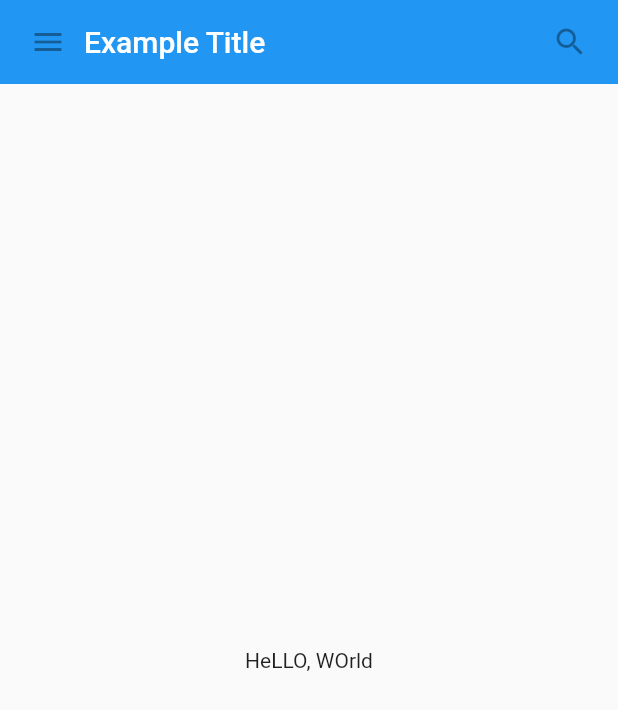
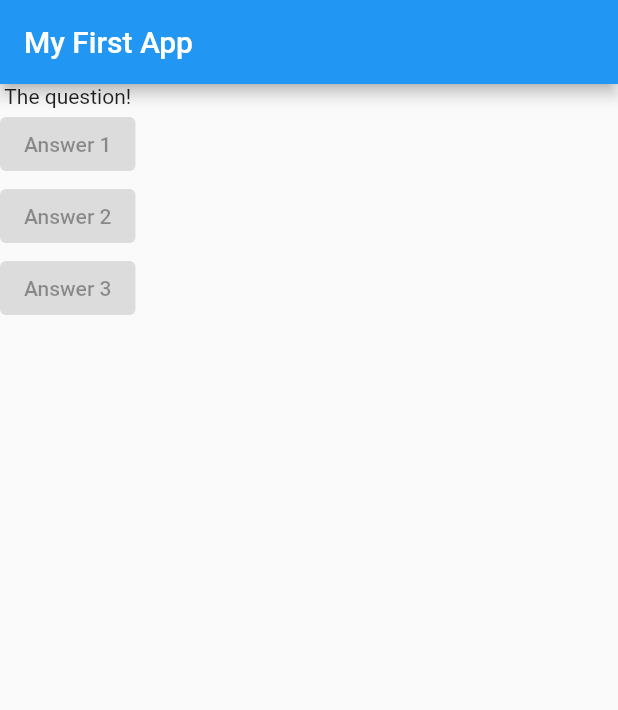
Before and after one commit to hieunugent/LearnFlutter, a Flutter app: the screen it shows after launch, on a phone screen of 412 x 824 dp. Shown: the top 710 px of the screen. Run offline on Flutter 3.47's test engine with Material 2 defaults, Android fonts, the phone set to English and light mode, and no system bars.

Commit message:
add the widget children

```diff
--- a/lib/main.dart
+++ b/lib/main.dart
@@ -1,71 +1,38 @@
-import 'package:flutter/cupertino.dart';
 import 'package:flutter/material.dart';
 
-class MyAppBar extends StatelessWidget {
-  const MyAppBar({required this.title, Key? key}) : super(key: key);
-  final Widget title;
-  @override
+void main() {
+  runApp(MyApp());
+}
+
+class MyApp extends StatelessWidget {
   Widget build(BuildContext context) {
-    return Container(
-      height: 56.0, // in logical pixels
-      padding: const EdgeInsets.symmetric(horizontal: 8.0),
-      decoration: BoxDecoration(color: Colors.blue[500]),
-      // Row is a horizontal, linear layout.
-      child: Row(
-        // <Widget> is the type of items in the list.
+    var question = [
+      'What\'s your favorite color',
+      'what\s your favorite animarl '
+    ];
+    return MaterialApp(
+      home: Scaffold(
+        appBar: AppBar(
+          title: Text('My First App'),
+        ),
+        body: Column(
           children: [
-          const IconButton(
-            icon: Icon(Icons.menu),
-            tooltip: 'Navigation menu',
-            onPressed: null, // null disables the button
+            Text('The question!'),
+            ElevatedButton(
+              child: Text('Answer 1'),
+              onPressed: null,
             ),
-          // Expanded expands its child
-          // to fill the available space.
-          Expanded(
-            child: title,
+            ElevatedButton(
+              child: Text('Answer 2'),
+              onPressed: null,
             ),
-          const IconButton(
-            icon: Icon(Icons.search),
-            tooltip: 'Search',
+            ElevatedButton(
+              child: Text('Answer 3'),
               onPressed: null,
             ),
           ],
         ),
-    );
-  }
-}
-
-class MyScafford extends StatelessWidget {
-  const MyScafford({Key? key}) : super(key: key);
-  @override
-  Widget build(BuildContext context) {
-    return Material(
-      child: Column(
-        children: [
-          MyAppBar(
-            title: Text(
-              'Example Title',
-              style: Theme.of(context).primaryTextTheme.headline6,
-            ),
-          ),
-          const Expanded(
-            child: Center(
-              child: Text('HeLLO, WOrld'),
-            ),
-          ),
-        ],
       ),
     );
   }
 }
-
-void main() {
-  runApp(
-    const MaterialApp(
-      title: 'My App',
-      home: SafeArea(
-        child: MyScafford(),
-      ),
-    ),
-  );
-}
```
Lines whose indentation alone changed are shown as unchanged.
